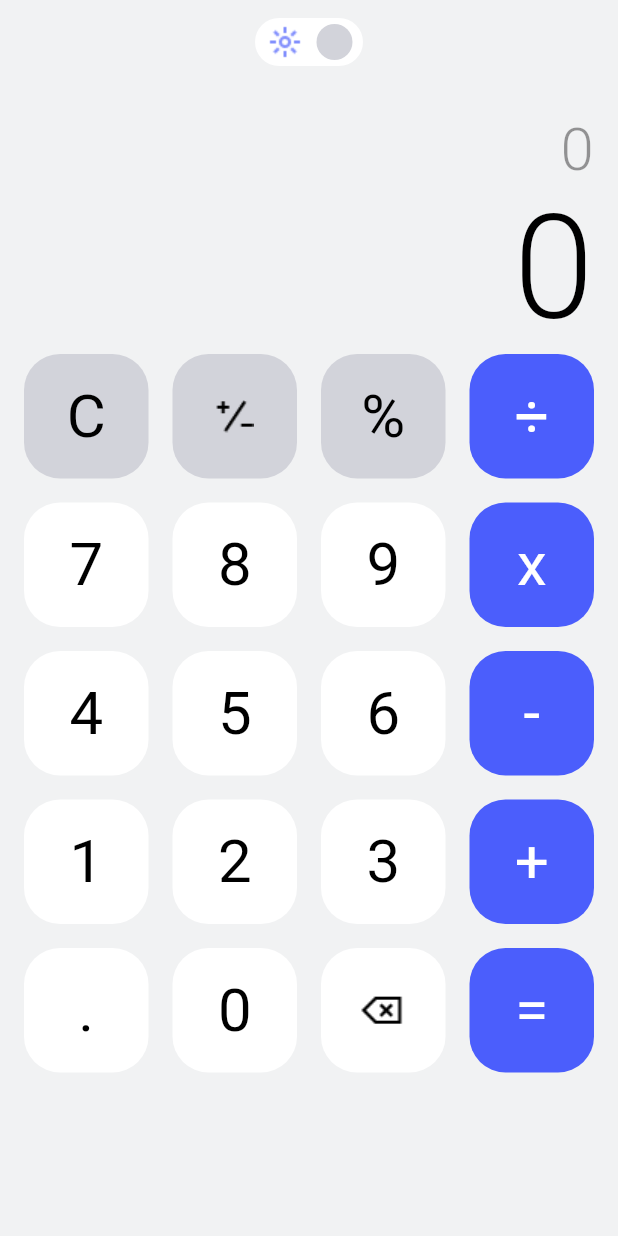
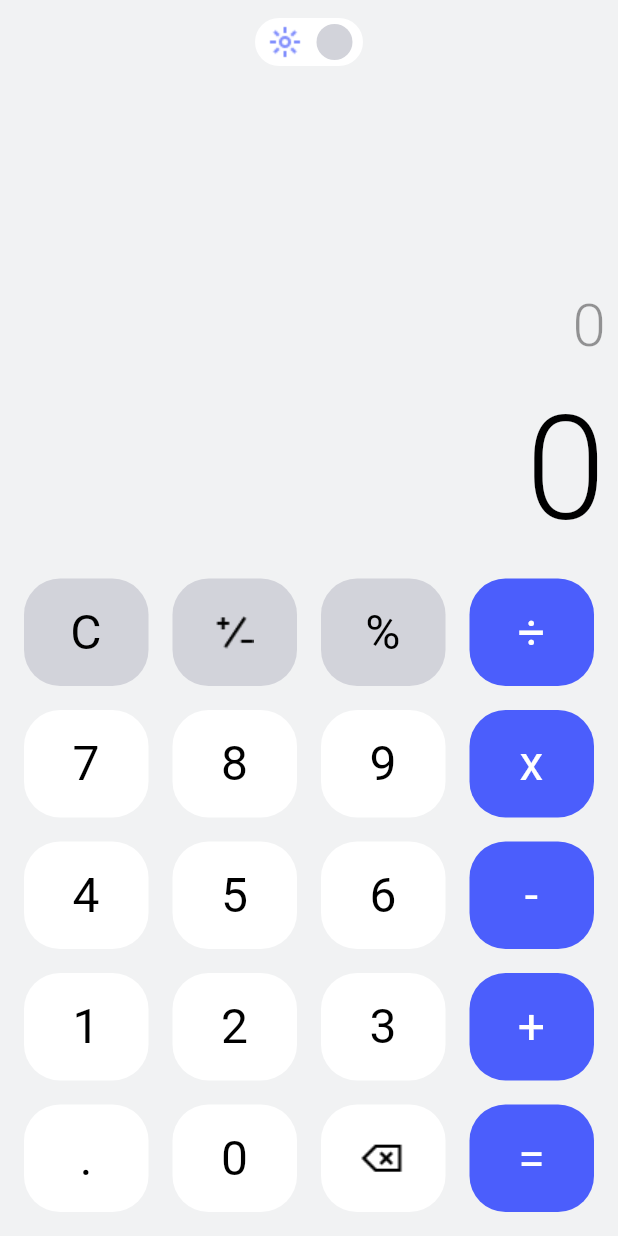
Before and after one commit to tttrung21/calculator, a Flutter app: the screen it shows after launch, on a phone screen of 412 x 824 dp. Run offline on Flutter 3.47's test engine with Material 3 defaults, Android fonts, the phone set to English and light mode, and no system bars; our stand-ins replace math_expressions, shared_preferences.

Commit message:
convert body to rows and column instead of grid view

```diff
--- /dev/null
+++ b/devtools_options.yaml
@@ -0,0 +1,3 @@
+description: This file stores settings for Dart & Flutter DevTools.
+documentation: https://docs.flutter.dev/tools/devtools/extensions#configure-extension-enablement-states
+extensions:
--- a/lib/home/home_screen.dart
+++ b/lib/home/home_screen.dart
@@ -39,13 +39,13 @@ class HomeScreen extends StatelessWidget {
     ItemPad(name: "=", calculations: Calculations.equal),
   ];
 
-  bool _isWidthBigger(double height, double width) {
-    return width > height;
-  }
+  // bool _isWidthBigger(double height, double width) {
+  //   return width > height;
+  // }
 
   @override
   Widget build(BuildContext context) {
-    final padding = MediaQuery.paddingOf(context);
+    bool isPortrait = MediaQuery.orientationOf(context) == Orientation.portrait;
     return ChangeNotifierProvider(
       create: (context) => HomeViewModel(),
       builder: (context, child) => Scaffold(
@@ -56,31 +56,39 @@ class HomeScreen extends StatelessWidget {
           centerTitle: true,
         ),
         body: SafeArea(
-          child: SingleChildScrollView(
-            padding: EdgeInsets.fromLTRB(padding.left + 16, 4, padding.right + 16, 0),
-            child: Column(
-              mainAxisAlignment: MainAxisAlignment.end,
-              children: [
-                const SizedBox(height: 16),
-                _buildInputOutput(context),
-                _buildButtons(context),
-              ],
-            ),
+          child: isPortrait
+              ? _buildBody(context)
+              : SingleChildScrollView(
+                  child: _buildBody(context),
                 ),
         ),
       ),
     );
   }
 
+  Widget _buildBody(BuildContext context) {
+    return Column(
+      mainAxisAlignment: MainAxisAlignment.end,
+      // crossAxisAlignment: CrossAxisAlignment.stretch,
+      children: [
+        // const Spacer(),
+        _buildInputOutput(context),
+        // Flexible(flex: 5, fit: FlexFit.loose, child: _buildButtons(context)),
+        _buildListButtons(context)
+      ],
+    );
+  }
+
   Widget _buildInputOutput(BuildContext context) {
     return Column(
-      // crossAxisAlignment: CrossAxisAlignment.end,
       mainAxisAlignment: MainAxisAlignment.end,
+      spacing: 16,
       children: [
         Selector<HomeViewModel, String>(
             selector: (context, vm) => vm.inputString,
             builder: (context, value, child) {
               return Container(
+                padding: const EdgeInsets.symmetric(horizontal: 8),
                 alignment: Alignment.centerRight,
                 child: SingleChildScrollView(
                   scrollDirection: Axis.horizontal,
@@ -102,6 +110,7 @@ class HomeScreen extends StatelessWidget {
               var output = value?.toString() ?? '0';
               return Container(
                 alignment: Alignment.centerRight,
+                padding: const EdgeInsets.symmetric(horizontal: 8),
                 child: SingleChildScrollView(
                   scrollDirection: Axis.horizontal,
                   reverse: true,
@@ -122,30 +131,91 @@ class HomeScreen extends StatelessWidget {
     );
   }
 
-  Widget _buildButtons(BuildContext context) {
-    final size = MediaQuery.sizeOf(context);
-    final height = size.height;
-    final width = size.width;
-    final ratio = (width + width) / height;
-    return SizedBox(
-      height: height / 2 + height / 8,
-      child: GridView.builder(
-        gridDelegate: SliverGridDelegateWithFixedCrossAxisCount(
-            childAspectRatio: _isWidthBigger(height, width) ? 3 : ratio,
-            crossAxisCount: 4,
-            mainAxisSpacing: 16,
-            crossAxisSpacing: 16),
-        itemBuilder: (_, index) {
-          final item = buttons[index];
-          return _buildItem(item, index, context);
-        },
-        itemCount: buttons.length,
+  /// Gridview
+  // Widget _buildButtons(BuildContext context) {
+  //   final size = MediaQuery.sizeOf(context);
+  //   final height = size.height;
+  //   final width = size.width;
+  //   final ratio = (width + width) / height;
+  //   return GridView.builder(
+  //     padding: const EdgeInsets.symmetric(vertical: 12),
+  //     gridDelegate: SliverGridDelegateWithFixedCrossAxisCount(
+  //         childAspectRatio: _isWidthBigger(height, width) ? 3 : ratio,
+  //         // mainAxisExtent: width / 5.5,
+  //         crossAxisCount: 4,
+  //         mainAxisSpacing: 16,
+  //         crossAxisSpacing: 16),
+  //     itemBuilder: (_, index) {
+  //       final item = buttons[index];
+  //       return _buildItem(item, index, context);
+  //     },
+  //     itemCount: buttons.length,
+  //   );
+  // }
+
+  // Widget _buildItem(ItemPad item, int index, BuildContext context) {
+  //   return CupertinoButton(
+  //     onPressed: () {
+  //       context.read<HomeViewModel>().getInput(item);
+  //       final msg = context.read<HomeViewModel>().errorMsg;
+  //       if (msg != null && item.calculations == Calculations.equal) {
+  //         CustomSnackBar.showError(msg, context);
+  //       }
+  //     },
+  //     padding: EdgeInsets.zero,
+  //     child: Container(
+  //       decoration: BoxDecoration(
+  //           borderRadius: BorderRadius.circular(24), color: _getColor(index, context)),
+  //       alignment: Alignment.center,
+  //       child: item.calculations == Calculations.flip
+  //           ? Image.asset('assets/Union.png', color: _getTextColor(index, context))
+  //           : item.calculations == Calculations.delete && item.name == 'DEL'
+  //               ? Image.asset('assets/delete.png', color: _getTextColor(index, context))
+  //               : Text(
+  //                   item.name,
+  //                   style: Theme.of(context).textTheme.bodyMedium?.copyWith(
+  //                       fontWeight: FontWeight.w400, color: _getTextColor(index, context)),
+  //                 ),
+  //     ),
+  //   );
+  // }
+
+  /// Column and rows
+  Widget _buildListButtons(BuildContext context) {
+    return Padding(
+      padding: const EdgeInsets.all(8.0),
+      child: Column(
+        children: [
+          Row(
+            mainAxisAlignment: MainAxisAlignment.center,
+            children: [for (int i = 0; i <= 3; i++) _buildItem(buttons[i], i, context)],
+          ),
+          Row(
+            mainAxisAlignment: MainAxisAlignment.center,
+            children: [for (int i = 4; i <= 7; i++) _buildItem(buttons[i], i, context)],
+          ),
+          Row(
+            mainAxisAlignment: MainAxisAlignment.center,
+            children: [for (int i = 8; i <= 11; i++) _buildItem(buttons[i], i, context)],
+          ),
+          Row(
+            mainAxisAlignment: MainAxisAlignment.center,
+            children: [for (int i = 12; i <= 15; i++) _buildItem(buttons[i], i, context)],
+          ),
+          Row(
+            mainAxisAlignment: MainAxisAlignment.center,
+            children: [for (int i = 16; i <= 19; i++) _buildItem(buttons[i], i, context)],
+          ),
+        ],
       ),
     );
   }
 
   Widget _buildItem(ItemPad item, int index, BuildContext context) {
-    return CupertinoButton(
+    final size = MediaQuery.sizeOf(context);
+    final height = size.height;
+    return Expanded(
+      child: CupertinoButton(
         onPressed: () {
           context.read<HomeViewModel>().getInput(item);
           final msg = context.read<HomeViewModel>().errorMsg;
@@ -153,8 +223,10 @@ class HomeScreen extends StatelessWidget {
             CustomSnackBar.showError(msg, context);
           }
         },
-      padding: EdgeInsets.zero,
+        padding: const EdgeInsets.all(8),
         child: Container(
+          height: height / 11.5,
+          // width: width / 5.2,
           decoration: BoxDecoration(
               borderRadius: BorderRadius.circular(24), color: _getColor(index, context)),
           alignment: Alignment.center,
@@ -164,8 +236,10 @@ class HomeScreen extends StatelessWidget {
                   ? Image.asset('assets/delete.png', color: _getTextColor(index, context))
                   : Text(
                       item.name,
-                    style: Theme.of(context).textTheme.bodyMedium?.copyWith(
+                      textAlign: TextAlign.center,
+                      style: Theme.of(context).textTheme.bodySmall?.copyWith(
                           fontWeight: FontWeight.w400, color: _getTextColor(index, context)),
+                    ),
         ),
       ),
     );
--- a/lib/home/view_model/home_viewmodel.dart
+++ b/lib/home/view_model/home_viewmodel.dart
@@ -9,6 +9,7 @@ class HomeViewModel with ChangeNotifier {
   List<String> _listInput = ['0'];
   double? _output;
   String? errorMsg;
+
   String get inputString => _inputString;
 
   double? get output => _output;
@@ -66,7 +67,6 @@ class HomeViewModel with ChangeNotifier {
     final operator = match.group(1);
     final number = match.group(2);
     if (number == null) return;
-    print('${match.start} : ${match.end}');
     if (_listInput.length == 1 && _listInput.first != '0') {
       if (operator == null || operator == '+') {
         _inputString = '-$_inputString';
@@ -75,14 +75,11 @@ class HomeViewModel with ChangeNotifier {
       }
       return;
     }
-    if (_listInput.length > 1) {
-      if (number.startsWith('-')) {
-        _inputString =
-            _inputString.substring(0, match.start + (operator?.length ?? 0)) + number.substring(1);
-      } else {
-        _inputString =
-            '${_inputString.substring(0, match.start + (operator?.length ?? 0))}-$number';
-      }
+    if (number.startsWith('-')) {
+      _inputString =
+          _inputString.substring(0, match.start + (operator?.length ?? 0)) + number.substring(1);
+    } else {
+      _inputString = '${_inputString.substring(0, match.start + (operator?.length ?? 0))}-$number';
     }
   }
 
@@ -90,13 +87,12 @@ class HomeViewModel with ChangeNotifier {
     String input = _inputString;
     input = input.replaceAll('x', '*').replaceAll('÷', '/');
     if (double.tryParse(_listInput.last) != null) {
-      try{
+      try {
         Parser p = Parser();
         Expression exp = p.parse(input);
         ContextModel ctx = ContextModel();
         _output = exp.evaluate(EvaluationType.REAL, ctx);
-      }
-      catch(e){
+      } catch (e) {
         errorMsg = e.toString();
       }
     }
@@ -111,7 +107,7 @@ class HomeViewModel with ChangeNotifier {
           _hasComma = false;
         } else if (_inputString != '0') {
           _inputString = _inputString.substring(0, inputString.length - 1);
-          if(_listInput.last == '.'){
+          if (_listInput.last == '.') {
             _hasComma = false;
           }
           _listInput.removeLast();
--- a/lib/theme/theme.dart
+++ b/lib/theme/theme.dart
@@ -15,6 +15,11 @@ class AppThemes {
           color: Colors.white.withValues(alpha: 0.4),
           fontSize: 40,
           fontWeight: FontWeight.w300,
+          height: 0),
+      bodySmall: const TextStyle(
+          color: Colors.white,
+          fontSize: 32,
+          fontWeight: FontWeight.w400,
           height: 0),
     ),
     buttonTheme: const ButtonThemeData(
@@ -37,7 +42,13 @@ class AppThemes {
             color: Colors.black.withValues(alpha: 0.4),
             fontSize: 40,
             fontWeight: FontWeight.w300,
-            height: 0)),
+            height: 0),
+      bodySmall: const TextStyle(
+          color: Colors.black,
+          fontSize: 32,
+          fontWeight: FontWeight.w400,
+          height: 0),
+    ),
     buttonTheme: const ButtonThemeData(
       buttonColor: Color(0xFFD2D3DA),
     ),
```
Lines whose indentation alone changed are shown as unchanged.
